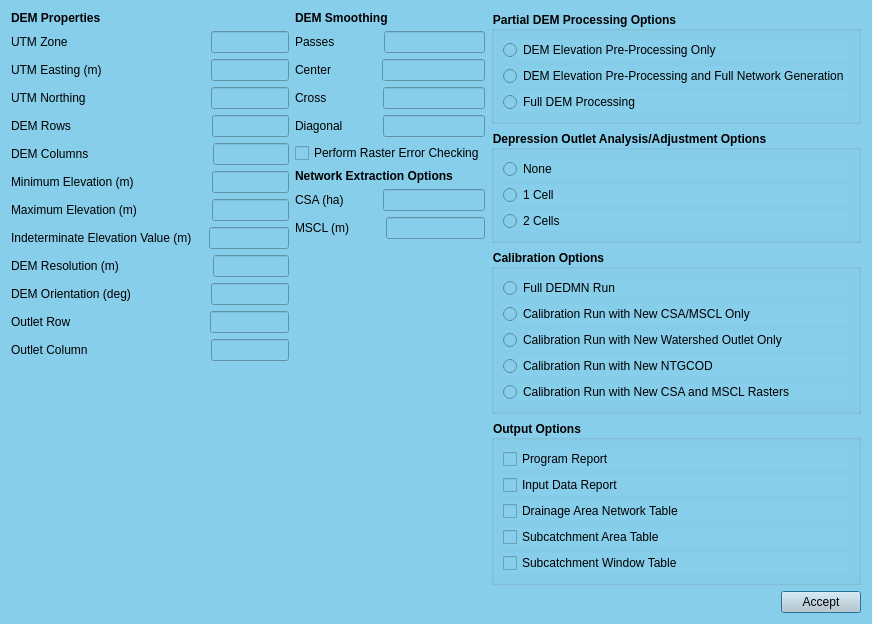
Before: the Qt Designer form ui/controldednm.ui in Inigobarbe/QGIS-AnnAGNPS, drawn with Qt 5.
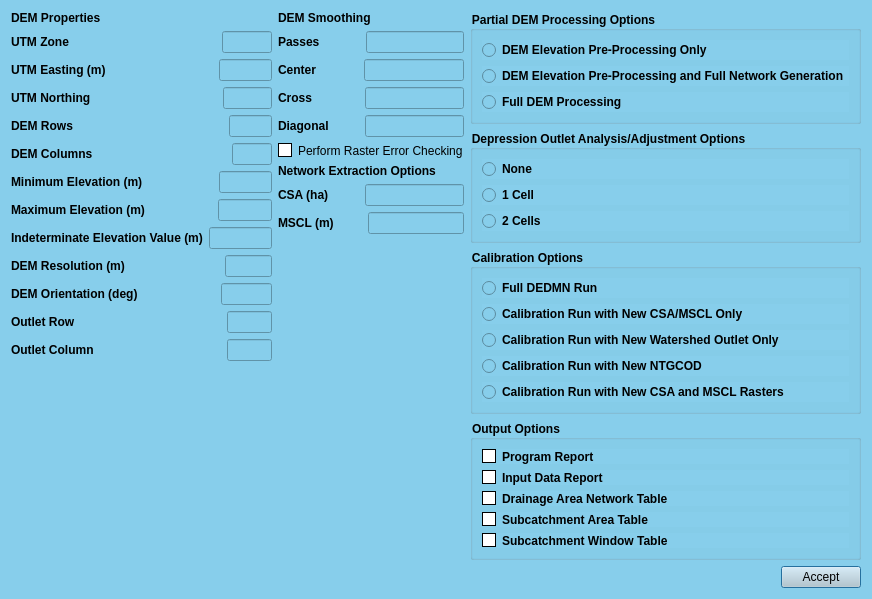
After: the same form once the commit is applied.

What changed in the file:
```diff
--- a/ui/controldednm.ui
+++ b/ui/controldednm.ui
@@ -44,8 +44,14 @@
               <layout class="QHBoxLayout" name="horizontalLayout">
                <item>
                 <widget class="QLabel" name="label">
+                 <property name="font">
+                  <font>
+                   <weight>75</weight>
+                   <bold>true</bold>
+                  </font>
+                 </property>
                  <property name="text">
-                  <string>UTM Zone                                      </string>
+                  <string>UTM Zone                                            </string>
                  </property>
                 </widget>
                </item>
@@ -71,8 +77,14 @@
               <layout class="QHBoxLayout" name="horizontalLayout_2">
                <item>
                 <widget class="QLabel" name="label_2">
+                 <property name="font">
+                  <font>
+                   <weight>75</weight>
+                   <bold>true</bold>
+                  </font>
+                 </property>
                  <property name="text">
-                  <string>UTM Easting (m)                            </string>
+                  <string>UTM Easting (m)                                </string>
                  </property>
                 </widget>
                </item>
@@ -98,8 +110,14 @@
               <layout class="QHBoxLayout" name="horizontalLayout_3">
                <item>
                 <widget class="QLabel" name="label_3">
+                 <property name="font">
+                  <font>
+                   <weight>75</weight>
+                   <bold>true</bold>
+                  </font>
+                 </property>
                  <property name="text">
-                  <string>UTM Northing                                 </string>
+                  <string>UTM Northing                                      </string>
                  </property>
                 </widget>
                </item>
@@ -125,8 +143,14 @@
               <layout class="QHBoxLayout" name="horizontalLayout_4">
                <item>
                 <widget class="QLabel" name="label_4">
+                 <property name="font">
+                  <font>
+                   <weight>75</weight>
+                   <bold>true</bold>
+                  </font>
+                 </property>
                  <property name="text">
-                  <string>DEM Rows                                      </string>
+                  <string>DEM Rows                                             </string>
                  </property>
                 </widget>
                </item>
@@ -152,8 +176,14 @@
               <layout class="QHBoxLayout" name="horizontalLayout_5">
                <item>
                 <widget class="QLabel" name="label_5">
+                 <property name="font">
+                  <font>
+                   <weight>75</weight>
+                   <bold>true</bold>
+                  </font>
+                 </property>
                  <property name="text">
-                  <string>DEM Columns                                 </string>
+                  <string>DEM Columns                                        </string>
                  </property>
                 </widget>
                </item>
@@ -179,8 +209,14 @@
               <layout class="QHBoxLayout" name="horizontalLayout_6">
                <item>
                 <widget class="QLabel" name="label_6">
+                 <property name="font">
+                  <font>
+                   <weight>75</weight>
+                   <bold>true</bold>
+                  </font>
+                 </property>
                  <property name="text">
-                  <string>Minimum Elevation (m)                   </string>
+                  <string>Minimum Elevation (m)                     </string>
                  </property>
                 </widget>
                </item>
@@ -206,8 +242,14 @@
               <layout class="QHBoxLayout" name="horizontalLayout_7">
                <item>
                 <widget class="QLabel" name="label_7">
+                 <property name="font">
+                  <font>
+                   <weight>75</weight>
+                   <bold>true</bold>
+                  </font>
+                 </property>
                  <property name="text">
-                  <string>Maximum Elevation (m)                  </string>
+                  <string>Maximum Elevation (m)                    </string>
                  </property>
                 </widget>
                </item>
@@ -233,6 +275,12 @@
               <layout class="QHBoxLayout" name="horizontalLayout_8">
                <item>
                 <widget class="QLabel" name="label_8">
+                 <property name="font">
+                  <font>
+                   <weight>75</weight>
+                   <bold>true</bold>
+                  </font>
+                 </property>
                  <property name="text">
                   <string>Indeterminate Elevation Value (m)</string>
                  </property>
@@ -260,8 +308,14 @@
               <layout class="QHBoxLayout" name="horizontalLayout_9">
                <item>
                 <widget class="QLabel" name="label_9">
+                 <property name="font">
+                  <font>
+                   <weight>75</weight>
+                   <bold>true</bold>
+                  </font>
+                 </property>
                  <property name="text">
-                  <string>DEM Resolution (m)                        </string>
+                  <string>DEM Resolution (m)                            </string>
                  </property>
                 </widget>
                </item>
@@ -287,8 +341,14 @@
               <layout class="QHBoxLayout" name="horizontalLayout_10">
                <item>
                 <widget class="QLabel" name="label_11">
+                 <property name="font">
+                  <font>
+                   <weight>75</weight>
+                   <bold>true</bold>
+                  </font>
+                 </property>
                  <property name="text">
-                  <string>DEM Orientation (deg)                   </string>
+                  <string>DEM Orientation (deg)                       </string>
                  </property>
                 </widget>
                </item>
@@ -314,8 +374,14 @@
               <layout class="QHBoxLayout" name="horizontalLayout_11">
                <item>
                 <widget class="QLabel" name="label_12">
+                 <property name="font">
+                  <font>
+                   <weight>75</weight>
+                   <bold>true</bold>
+                  </font>
+                 </property>
                  <property name="text">
-                  <string>Outlet Row                                     </string>
+                  <string>Outlet Row                                            </string>
                  </property>
                 </widget>
                </item>
@@ -341,8 +407,14 @@
               <layout class="QHBoxLayout" name="horizontalLayout_12">
                <item>
                 <widget class="QLabel" name="label_10">
+                 <property name="font">
+                  <font>
+                   <weight>75</weight>
+                   <bold>true</bold>
+                  </font>
+                 </property>
                  <property name="text">
-                  <string>Outlet Column                                </string>
+                  <string>Outlet Column                                      </string>
                  </property>
                 </widget>
                </item>
@@ -404,6 +476,12 @@
                 <layout class="QHBoxLayout" name="horizontalLayout_13">
                  <item>
                   <widget class="QLabel" name="label_13">
+                   <property name="font">
+                    <font>
+                     <weight>75</weight>
+                     <bold>true</bold>
+                    </font>
+                   </property>
                    <property name="text">
                     <string>Passes   </string>
                    </property>
@@ -431,6 +509,12 @@
                 <layout class="QHBoxLayout" name="horizontalLayout_14">
                  <item>
                   <widget class="QLabel" name="label_14">
+                   <property name="font">
+                    <font>
+                     <weight>75</weight>
+                     <bold>true</bold>
+                    </font>
+                   </property>
                    <property name="text">
                     <string>Center   </string>
                    </property>
@@ -458,6 +542,12 @@
                 <layout class="QHBoxLayout" name="horizontalLayout_15">
                  <item>
                   <widget class="QLabel" name="label_15">
+                   <property name="font">
+                    <font>
+                     <weight>75</weight>
+                     <bold>true</bold>
+                    </font>
+                   </property>
                    <property name="text">
                     <string>Cross     </string>
                    </property>
@@ -485,6 +575,12 @@
                 <layout class="QHBoxLayout" name="horizontalLayout_16">
                  <item>
                   <widget class="QLabel" name="label_16">
+                   <property name="font">
+                    <font>
+                     <weight>75</weight>
+                     <bold>true</bold>
+                    </font>
+                   </property>
                    <property name="text">
                     <string>Diagonal</string>
                    </property>
@@ -514,6 +610,14 @@
            </item>
            <item>
             <widget class="QCheckBox" name="checkBox">
+             <property name="styleSheet">
+              <string notr="true">QCheckBox::hover{color:white}
+
+QCheckBox::indicator:unchecked {
+    background-color: white;
+	border: 1px solid black
+}</string>
+             </property>
              <property name="text">
               <string>Perform Raster Error Checking</string>
              </property>
@@ -540,6 +644,12 @@
                 <layout class="QHBoxLayout" name="horizontalLayout_17">
                  <item>
                   <widget class="QLabel" name="label_19">
+                   <property name="font">
+                    <font>
+                     <weight>75</weight>
+                     <bold>true</bold>
+                    </font>
+                   </property>
                    <property name="text">
                     <string>CSA (ha)</string>
                    </property>
@@ -567,6 +677,12 @@
                 <layout class="QHBoxLayout" name="horizontalLayout_18">
                  <item>
                   <widget class="QLabel" name="label_20">
+                   <property name="font">
+                    <font>
+                     <weight>75</weight>
+                     <bold>true</bold>
+                    </font>
+                   </property>
                    <property name="text">
                     <string>MSCL (m)</string>
                    </property>
@@ -627,6 +743,12 @@
            <layout class="QGridLayout" name="gridLayout_2">
             <item row="1" column="1">
              <widget class="QRadioButton" name="radioButton">
+              <property name="font">
+               <font>
+                <weight>75</weight>
+                <bold>true</bold>
+               </font>
+              </property>
               <property name="text">
                <string>DEM Elevation Pre-Processing Only</string>
               </property>
@@ -634,6 +756,12 @@
             </item>
             <item row="2" column="1">
              <widget class="QRadioButton" name="radioButton_2">
+              <property name="font">
+               <font>
+                <weight>75</weight>
+                <bold>true</bold>
+               </font>
+              </property>
               <property name="text">
                <string>DEM Elevation Pre-Processing and Full Network Generation</string>
               </property>
@@ -641,6 +769,12 @@
             </item>
             <item row="3" column="1">
              <widget class="QRadioButton" name="radioButton_3">
+              <property name="font">
+               <font>
+                <weight>75</weight>
+                <bold>true</bold>
+               </font>
+              </property>
               <property name="text">
                <string>Full DEM Processing</string>
               </property>
@@ -663,6 +797,12 @@
            <layout class="QGridLayout" name="gridLayout_3">
             <item row="0" column="0">
              <widget class="QRadioButton" name="radioButton_4">
+              <property name="font">
+               <font>
+                <weight>75</weight>
+                <bold>true</bold>
+               </font>
+              </property>
               <property name="text">
                <string>None</string>
               </property>
@@ -670,6 +810,12 @@
             </item>
             <item row="1" column="0">
              <widget class="QRadioButton" name="radioButton_5">
+              <property name="font">
+               <font>
+                <weight>75</weight>
+                <bold>true</bold>
+               </font>
+              </property>
               <property name="text">
                <string>1 Cell</string>
               </property>
@@ -677,6 +823,12 @@
             </item>
             <item row="2" column="0">
              <widget class="QRadioButton" name="radioButton_6">
+              <property name="font">
+               <font>
+                <weight>75</weight>
+                <bold>true</bold>
+               </font>
+              </property>
               <property name="text">
                <string>2 Cells</string>
               </property>
@@ -699,6 +851,12 @@
            <layout class="QGridLayout" name="gridLayout_4">
             <item row="0" column="0">
              <widget class="QRadioButton" name="radioButton_7">
+              <property name="font">
+               <font>
+                <weight>75</weight>
+                <bold>true</bold>
+               </font>
+              </property>
               <property name="text">
                <string>Full DEDMN Run</string>
               </property>
@@ -706,6 +864,12 @@
             </item>
             <item row="1" column="0">
              <widget class="QRadioButton" name="radioButton_8">
+              <property name="font">
+               <font>
+                <weight>75</weight>
+                <bold>true</bold>
+               </font>
+              </property>
               <property name="text">
                <string>Calibration Run with New CSA/MSCL Only</string>
               </property>
@@ -713,6 +877,12 @@
             </item>
             <item row="2" column="0">
              <widget class="QRadioButton" name="radioButton_9">
+              <property name="font">
+               <font>
+                <weight>75</weight>
+                <bold>true</bold>
+               </font>
+              </property>
               <property name="text">
                <string>Calibration Run with New Watershed Outlet Only</string>
               </property>
@@ -720,6 +890,12 @@
             </item>
             <item row="3" column="0">
              <widget class="QRadioButton" name="radioButton_10">
+              <property name="font">
+               <font>
+                <weight>75</weight>
+                <bold>true</bold>
+               </font>
+              </property>
               <property name="text">
                <string>Calibration Run with New NTGCOD</string>
               </property>
@@ -727,6 +903,12 @@
             </item>
             <item row="4" column="0">
              <widget class="QRadioButton" name="radioButton_11">
+              <property name="font">
+               <font>
+                <weight>75</weight>
+                <bold>true</bold>
+               </font>
+              </property>
               <property name="text">
                <string>Calibration Run with New CSA and MSCL Rasters</string>
               </property>
@@ -749,6 +931,20 @@
            <layout class="QGridLayout" name="gridLayout_5">
             <item row="2" column="0">
              <widget class="QCheckBox" name="checkBox_6">
+              <property name="font">
+               <font>
+                <weight>75</weight>
+                <bold>true</bold>
+               </font>
+              </property>
+              <property name="styleSheet">
+               <string notr="true">QCheckBox::hover{color:white}
+
+QCheckBox::indicator:unchecked {
+    background-color: white;
+	border: 1px solid black
+}</string>
+              </property>
               <property name="text">
                <string>Drainage Area Network Table</string>
               </property>
@@ -756,6 +952,20 @@
             </item>
             <item row="3" column="0">
              <widget class="QCheckBox" name="checkBox_7">
+              <property name="font">
+               <font>
+                <weight>75</weight>
+                <bold>true</bold>
+               </font>
+              </property>
+              <property name="styleSheet">
+               <string notr="true">QCheckBox::hover{color:white}
+
+QCheckBox::indicator:unchecked {
+    background-color: white;
+	border: 1px solid black
+}</string>
+              </property>
               <property name="text">
                <string>Subcatchment Area Table</string>
               </property>
@@ -763,6 +973,20 @@
             </item>
             <item row="0" column="0">
              <widget class="QCheckBox" name="checkBox_4">
+              <property name="font">
+               <font>
+                <weight>75</weight>
+                <bold>true</bold>
+               </font>
+              </property>
+              <property name="styleSheet">
+               <string notr="true">QCheckBox::hover{color:white}
+
+QCheckBox::indicator:unchecked {
+    background-color: white;
+	border: 1px solid black
+}</string>
+              </property>
               <property name="text">
                <string>Program Report</string>
               </property>
@@ -770,6 +994,20 @@
             </item>
             <item row="1" column="0">
              <widget class="QCheckBox" name="checkBox_5">
+              <property name="font">
+               <font>
+                <weight>75</weight>
+                <bold>true</bold>
+               </font>
+              </property>
+              <property name="styleSheet">
+               <string notr="true">QCheckBox::hover{color:white}
+
+QCheckBox::indicator:unchecked {
+    background-color: white;
+	border: 1px solid black
+}</string>
+              </property>
               <property name="text">
                <string>Input Data Report</string>
               </property>
@@ -777,6 +1015,20 @@
             </item>
             <item row="4" column="0">
              <widget class="QCheckBox" name="checkBox_8">
+              <property name="font">
+               <font>
+                <weight>75</weight>
+                <bold>true</bold>
+               </font>
+              </property>
+              <property name="styleSheet">
+               <string notr="true">QCheckBox::hover{color:white}
+
+QCheckBox::indicator:unchecked {
+    background-color: white;
+	border: 1px solid black
+}</string>
+              </property>
               <property name="text">
                <string>Subcatchment Window Table</string>
               </property>
```
Left out of the diff: 2 changed lines with no effect on the pictures.
